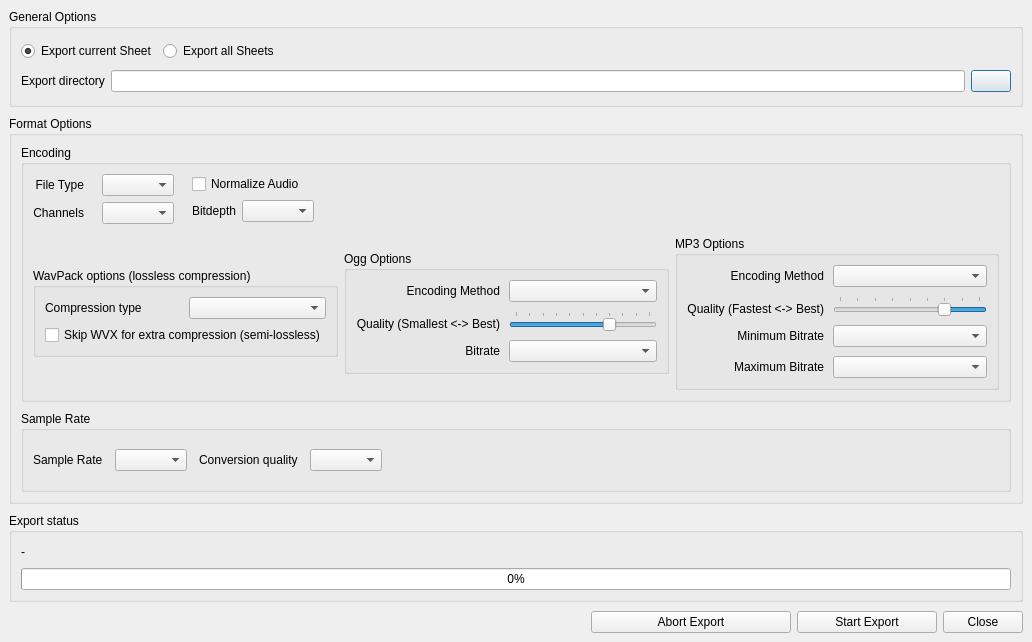
Above: src/traverso/ui/ExportDialog.ui from ErwanLegrand/Traverso-DAW before the change. Below: the same form after it.
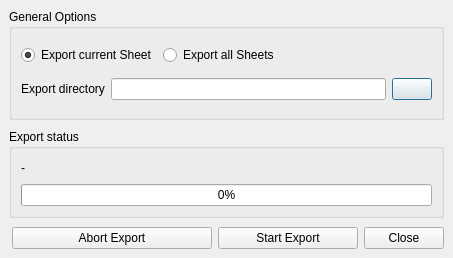
That is the form after the change.

Commit message: * extract format options from export dialog into it's own widget to be able to re-use for importing files when creating new project

Patch:
```diff
--- a/src/traverso/ui/ExportDialog.ui
+++ b/src/traverso/ui/ExportDialog.ui
@@ -5,14 +5,12 @@
    <rect>
     <x>0</x>
     <y>0</y>
-    <width>1032</width>
-    <height>642</height>
+    <width>453</width>
+    <height>258</height>
    </rect>
   </property>
   <property name="sizePolicy" >
-   <sizepolicy>
-    <hsizetype>4</hsizetype>
-    <vsizetype>4</vsizetype>
+   <sizepolicy vsizetype="Maximum" hsizetype="Maximum" >
     <horstretch>0</horstretch>
     <verstretch>1</verstretch>
    </sizepolicy>
@@ -30,9 +28,7 @@
    <item>
     <widget class="QGroupBox" name="generalOptionsGroupBox" >
      <property name="sizePolicy" >
-      <sizepolicy>
-       <hsizetype>5</hsizetype>
-       <vsizetype>4</vsizetype>
+      <sizepolicy vsizetype="Maximum" hsizetype="Preferred" >
        <horstretch>0</horstretch>
        <verstretch>0</verstretch>
       </sizepolicy>
@@ -114,9 +110,7 @@
         <item>
          <widget class="QLineEdit" name="exportDirName" >
           <property name="sizePolicy" >
-           <sizepolicy>
-            <hsizetype>7</hsizetype>
-            <vsizetype>0</vsizetype>
+           <sizepolicy vsizetype="Fixed" hsizetype="Expanding" >
             <horstretch>5</horstretch>
             <verstretch>0</verstretch>
            </sizepolicy>
@@ -135,669 +129,10 @@
      </layout>
     </widget>
    </item>
-   <item>
-    <widget class="QGroupBox" name="exportSpecificationsGroupBox" >
-     <property name="sizePolicy" >
-      <sizepolicy>
-       <hsizetype>5</hsizetype>
-       <vsizetype>4</vsizetype>
-       <horstretch>0</horstretch>
-       <verstretch>0</verstretch>
-      </sizepolicy>
-     </property>
-     <property name="title" >
-      <string>Format Options</string>
-     </property>
-     <layout class="QVBoxLayout" >
-      <property name="margin" >
-       <number>9</number>
-      </property>
-      <property name="spacing" >
-       <number>9</number>
-      </property>
-      <item>
-       <widget class="QGroupBox" name="groupBox_2" >
-        <property name="title" >
-         <string>Encoding</string>
-        </property>
-        <layout class="QVBoxLayout" >
-         <property name="margin" >
-          <number>9</number>
-         </property>
-         <property name="spacing" >
-          <number>12</number>
-         </property>
-         <item>
-          <layout class="QHBoxLayout" >
-           <property name="margin" >
-            <number>0</number>
-           </property>
-           <property name="spacing" >
-            <number>18</number>
-           </property>
-           <item>
-            <layout class="QVBoxLayout" >
-             <property name="margin" >
-              <number>0</number>
-             </property>
-             <property name="spacing" >
-              <number>6</number>
-             </property>
-             <item>
-              <widget class="QLabel" name="label_2" >
-               <property name="text" >
-                <string>File Type</string>
-               </property>
-               <property name="alignment" >
-                <set>Qt::AlignRight|Qt::AlignTrailing|Qt::AlignVCenter</set>
-               </property>
-              </widget>
-             </item>
-             <item>
-              <widget class="QLabel" name="label_4" >
-               <property name="text" >
-                <string>Channels</string>
-               </property>
-               <property name="alignment" >
-                <set>Qt::AlignRight|Qt::AlignTrailing|Qt::AlignVCenter</set>
-               </property>
-              </widget>
-             </item>
-            </layout>
-           </item>
-           <item>
-            <layout class="QVBoxLayout" >
-             <property name="margin" >
-              <number>0</number>
-             </property>
-             <property name="spacing" >
-              <number>6</number>
-             </property>
-             <item>
-              <widget class="QComboBox" name="audioTypeComboBox" >
-               <property name="sizePolicy" >
-                <sizepolicy>
-                 <hsizetype>5</hsizetype>
-                 <vsizetype>0</vsizetype>
-                 <horstretch>4</horstretch>
-                 <verstretch>0</verstretch>
-                </sizepolicy>
-               </property>
-              </widget>
-             </item>
-             <item>
-              <widget class="QComboBox" name="channelComboBox" />
-             </item>
-            </layout>
-           </item>
-           <item>
-            <layout class="QVBoxLayout" >
-             <property name="margin" >
-              <number>0</number>
-             </property>
-             <property name="spacing" >
-              <number>6</number>
-             </property>
-             <item>
-              <widget class="QCheckBox" name="normalizeCheckBox" >
-               <property name="sizePolicy" >
-                <sizepolicy>
-                 <hsizetype>5</hsizetype>
-                 <vsizetype>0</vsizetype>
-                 <horstretch>0</horstretch>
-                 <verstretch>0</verstretch>
-                </sizepolicy>
-               </property>
-               <property name="text" >
-                <string>Normalize Audio</string>
-               </property>
-              </widget>
-             </item>
-             <item>
-              <layout class="QHBoxLayout" >
-               <property name="margin" >
-                <number>0</number>
-               </property>
-               <property name="spacing" >
-                <number>6</number>
-               </property>
-               <item>
-                <widget class="QLabel" name="label_3" >
-                 <property name="sizePolicy" >
-                  <sizepolicy>
-                   <hsizetype>5</hsizetype>
-                   <vsizetype>5</vsizetype>
-                   <horstretch>0</horstretch>
-                   <verstretch>0</verstretch>
-                  </sizepolicy>
-                 </property>
-                 <property name="text" >
-                  <string>Bitdepth</string>
-                 </property>
-                 <property name="alignment" >
-                  <set>Qt::AlignLeading|Qt::AlignLeft|Qt::AlignVCenter</set>
-                 </property>
-                </widget>
-               </item>
-               <item>
-                <widget class="QComboBox" name="bitdepthComboBox" />
-               </item>
-              </layout>
-             </item>
-            </layout>
-           </item>
-           <item>
-            <spacer>
-             <property name="orientation" >
-              <enum>Qt::Horizontal</enum>
-             </property>
-             <property name="sizeHint" >
-              <size>
-               <width>0</width>
-               <height>20</height>
-              </size>
-             </property>
-            </spacer>
-           </item>
-          </layout>
-         </item>
-         <item>
-          <layout class="QHBoxLayout" >
-           <property name="margin" >
-            <number>0</number>
-           </property>
-           <property name="spacing" >
-            <number>6</number>
-           </property>
-           <item>
-            <widget class="QGroupBox" name="wacpackGroupBox" >
-             <property name="sizePolicy" >
-              <sizepolicy>
-               <hsizetype>5</hsizetype>
-               <vsizetype>4</vsizetype>
-               <horstretch>0</horstretch>
-               <verstretch>0</verstretch>
-              </sizepolicy>
-             </property>
-             <property name="title" >
-              <string>WavPack options (lossless compression)</string>
-             </property>
-             <layout class="QVBoxLayout" >
-              <property name="margin" >
-               <number>9</number>
-              </property>
-              <property name="spacing" >
-               <number>6</number>
-              </property>
-              <item>
-               <layout class="QHBoxLayout" >
-                <property name="margin" >
-                 <number>0</number>
-                </property>
-                <property name="spacing" >
-                 <number>6</number>
-                </property>
-                <item>
-                 <widget class="QLabel" name="label_17" >
-                  <property name="text" >
-                   <string>Compression type</string>
-                  </property>
-                 </widget>
-                </item>
-                <item>
-                 <widget class="QComboBox" name="wavpackCompressionComboBox" />
-                </item>
-               </layout>
-              </item>
-              <item>
-               <widget class="QCheckBox" name="skipWVXCheckBox" >
-                <property name="toolTip" >
-                 <string>&lt;html>&lt;head>&lt;meta name="qrichtext" content="1" />&lt;style type="text/css">
-p, li { white-space: pre-wrap; }
-&lt;/style>&lt;/head>&lt;body style=" font-family:'Sans Serif'; font-size:9pt; font-weight:400; font-style:normal; text-decoration:none;">
-&lt;p style=" margin-top:0px; margin-bottom:0px; margin-left:0px; margin-right:0px; -qt-block-indent:0; text-indent:0px;">This option reduces the storage of some floating-point data files by up to about 10% by eliminating some information that has virtually no effect on the audio data. &lt;/p>
-&lt;p style="-qt-paragraph-type:empty; margin-top:0px; margin-bottom:0px; margin-left:0px; margin-right:0px; -qt-block-indent:0; text-indent:0px;">&lt;/p>
-&lt;p style=" margin-top:0px; margin-bottom:0px; margin-left:0px; margin-right:0px; -qt-block-indent:0; text-indent:0px;">While this does technically make the compression lossy, it retains all the advantages of floating point data (&amp;gt;600 dB of dynamic range, no clipping, and 25 bits of resolution). &lt;/p>
-&lt;p style="-qt-paragraph-type:empty; margin-top:0px; margin-bottom:0px; margin-left:0px; margin-right:0px; -qt-block-indent:0; text-indent:0px;">&lt;/p>
-&lt;p style=" margin-top:0px; margin-bottom:0px; margin-left:0px; margin-right:0px; -qt-block-indent:0; text-indent:0px;">This also affects large integer compression by limiting the resolution to 24 bits.&lt;/p>&lt;/body>&lt;/html></string>
-                </property>
-                <property name="text" >
-                 <string>Skip WVX for extra compression (semi-lossless)</string>
-                </property>
-               </widget>
-              </item>
-             </layout>
-            </widget>
-           </item>
-           <item>
-            <widget class="QGroupBox" name="oggOptionsGroupBox" >
-             <property name="sizePolicy" >
-              <sizepolicy>
-               <hsizetype>5</hsizetype>
-               <vsizetype>4</vsizetype>
-               <horstretch>0</horstretch>
-               <verstretch>0</verstretch>
-              </sizepolicy>
-             </property>
-             <property name="title" >
-              <string>Ogg Options</string>
-             </property>
-             <layout class="QGridLayout" >
-              <property name="margin" >
-               <number>9</number>
-              </property>
-              <property name="spacing" >
-               <number>9</number>
-              </property>
-              <item row="2" column="0" >
-               <widget class="QLabel" name="oggBitrateLabel" >
-                <property name="sizePolicy" >
-                 <sizepolicy>
-                  <hsizetype>5</hsizetype>
-                  <vsizetype>5</vsizetype>
-                  <horstretch>4</horstretch>
-                  <verstretch>0</verstretch>
-                 </sizepolicy>
-                </property>
-                <property name="text" >
-                 <string>Bitrate</string>
-                </property>
-                <property name="alignment" >
-                 <set>Qt::AlignRight|Qt::AlignTrailing|Qt::AlignVCenter</set>
-                </property>
-               </widget>
-              </item>
-              <item row="2" column="1" >
-               <widget class="QComboBox" name="oggBitrateComboBox" >
-                <property name="sizePolicy" >
-                 <sizepolicy>
-                  <hsizetype>7</hsizetype>
-                  <vsizetype>0</vsizetype>
-                  <horstretch>5</horstretch>
-                  <verstretch>0</verstretch>
-                 </sizepolicy>
-                </property>
-               </widget>
-              </item>
-              <item row="1" column="1" >
-               <widget class="QSlider" name="oggQualitySlider" >
-                <property name="layoutDirection" >
-                 <enum>Qt::LeftToRight</enum>
-                </property>
-                <property name="autoFillBackground" >
-                 <bool>false</bool>
-                </property>
-                <property name="minimum" >
-                 <number>0</number>
-                </property>
-                <property name="maximum" >
-                 <number>10</number>
-                </property>
-                <property name="pageStep" >
-                 <number>1</number>
-                </property>
-                <property name="value" >
-                 <number>7</number>
-                </property>
-                <property name="tracking" >
-                 <bool>true</bool>
-                </property>
-                <property name="orientation" >
-                 <enum>Qt::Horizontal</enum>
-                </property>
-                <property name="invertedAppearance" >
-                 <bool>false</bool>
-                </property>
-                <property name="invertedControls" >
-                 <bool>false</bool>
-                </property>
-                <property name="tickPosition" >
-                 <enum>QSlider::TicksAbove</enum>
-                </property>
-                <property name="tickInterval" >
-                 <number>1</number>
-                </property>
-               </widget>
-              </item>
-              <item row="0" column="1" >
-               <widget class="QComboBox" name="oggMethodComboBox" >
-                <property name="sizePolicy" >
-                 <sizepolicy>
-                  <hsizetype>7</hsizetype>
-                  <vsizetype>0</vsizetype>
-                  <horstretch>5</horstretch>
-                  <verstretch>0</verstretch>
-                 </sizepolicy>
-                </property>
-               </widget>
-              </item>
-              <item row="1" column="0" >
-               <widget class="QLabel" name="oggQualityLabel" >
-                <property name="sizePolicy" >
-                 <sizepolicy>
-                  <hsizetype>5</hsizetype>
-                  <vsizetype>5</vsizetype>
-                  <horstretch>4</horstretch>
-                  <verstretch>0</verstretch>
-                 </sizepolicy>
-                </property>
-                <property name="text" >
-                 <string>Quality (Smallest &lt;-> Best)</string>
-                </property>
-                <property name="alignment" >
-                 <set>Qt::AlignBottom|Qt::AlignRight|Qt::AlignTrailing</set>
-                </property>
-               </widget>
-              </item>
-              <item row="0" column="0" >
-               <widget class="QLabel" name="label_18" >
-                <property name="sizePolicy" >
-                 <sizepolicy>
-                  <hsizetype>5</hsizetype>
-                  <vsizetype>5</vsizetype>
-                  <horstretch>4</horstretch>
-                  <verstretch>0</verstretch>
-                 </sizepolicy>
-                </property>
-                <property name="text" >
-                 <string>Encoding Method</string>
-                </property>
-                <property name="alignment" >
-                 <set>Qt::AlignRight|Qt::AlignTrailing|Qt::AlignVCenter</set>
-                </property>
-               </widget>
-              </item>
-             </layout>
-            </widget>
-           </item>
-           <item>
-            <widget class="QGroupBox" name="mp3OptionsGroupBox" >
-             <property name="sizePolicy" >
-              <sizepolicy>
-               <hsizetype>5</hsizetype>
-               <vsizetype>4</vsizetype>
-               <horstretch>0</horstretch>
-               <verstretch>0</verstretch>
-              </sizepolicy>
-             </property>
-             <property name="title" >
-              <string>MP3 Options</string>
-             </property>
-             <layout class="QGridLayout" >
-              <property name="margin" >
-               <number>9</number>
-              </property>
-              <property name="spacing" >
-               <number>9</number>
-              </property>
-              <item row="0" column="0" >
-               <widget class="QLabel" name="label_15" >
-                <property name="sizePolicy" >
-                 <sizepolicy>
-                  <hsizetype>5</hsizetype>
-                  <vsizetype>5</vsizetype>
-                  <horstretch>4</horstretch>
-                  <verstretch>0</verstretch>
-                 </sizepolicy>
-                </property>
-                <property name="text" >
-                 <string>Encoding Method</string>
-                </property>
-                <property name="alignment" >
-                 <set>Qt::AlignRight|Qt::AlignTrailing|Qt::AlignVCenter</set>
-                </property>
-               </widget>
-              </item>
-              <item row="3" column="0" >
-               <widget class="QLabel" name="mp3MaxBitrateLabel" >
-                <property name="sizePolicy" >
-                 <sizepolicy>
-                  <hsizetype>5</hsizetype>
-                  <vsizetype>5</vsizetype>
-                  <horstretch>4</horstretch>
-                  <verstretch>0</verstretch>
-                 </sizepolicy>
-                </property>
-                <property name="text" >
-                 <string>Maximum Bitrate</string>
-                </property>
-                <property name="alignment" >
-                 <set>Qt::AlignRight|Qt::AlignTrailing|Qt::AlignVCenter</set>
-                </property>
-               </widget>
-              </item>
-              <item row="2" column="0" >
-               <widget class="QLabel" name="mp3MinBitrateLabel" >
-                <property name="sizePolicy" >
-                 <sizepolicy>
-                  <hsizetype>5</hsizetype>
-                  <vsizetype>5</vsizetype>
-                  <horstretch>4</horstretch>
-                  <verstretch>0</verstretch>
-                 </sizepolicy>
-                </property>
-                <property name="text" >
-                 <string>Minimum Bitrate</string>
-                </property>
-                <property name="alignment" >
-                 <set>Qt::AlignRight|Qt::AlignTrailing|Qt::AlignVCenter</set>
-                </property>
-               </widget>
-              </item>
-              <item row="1" column="0" >
-               <widget class="QLabel" name="label_16" >
-                <property name="sizePolicy" >
-                 <sizepolicy>
-                  <hsizetype>5</hsizetype>
-                  <vsizetype>5</vsizetype>
-                  <horstretch>4</horstretch>
-                  <verstretch>0</verstretch>
-                 </sizepolicy>
-                </property>
-                <property name="text" >
-                 <string>Quality (Fastest &lt;-> Best)</string>
-                </property>
-                <property name="alignment" >
-                 <set>Qt::AlignBottom|Qt::AlignRight|Qt::AlignTrailing</set>
-                </property>
-               </widget>
-              </item>
-              <item row="3" column="1" >
-               <widget class="QComboBox" name="mp3MaxBitrateComboBox" >
-                <property name="sizePolicy" >
-                 <sizepolicy>
-                  <hsizetype>7</hsizetype>
-                  <vsizetype>0</vsizetype>
-                  <horstretch>5</horstretch>
-                  <verstretch>0</verstretch>
-                 </sizepolicy>
-                </property>
-               </widget>
-              </item>
-              <item row="2" column="1" >
-               <widget class="QComboBox" name="mp3MinBitrateComboBox" >
-                <property name="sizePolicy" >
-                 <sizepolicy>
-                  <hsizetype>7</hsizetype>
-                  <vsizetype>0</vsizetype>
-                  <horstretch>5</horstretch>
-                  <verstretch>0</verstretch>
-                 </sizepolicy>
-                </property>
-               </widget>
-              </item>
-              <item row="0" column="1" >
-               <widget class="QComboBox" name="mp3MethodComboBox" >
-                <property name="sizePolicy" >
-                 <sizepolicy>
-                  <hsizetype>7</hsizetype>
-                  <vsizetype>0</vsizetype>
-                  <horstretch>5</horstretch>
-                  <verstretch>0</verstretch>
-                 </sizepolicy>
-                </property>
-               </widget>
-              </item>
-              <item row="1" column="1" >
-               <widget class="QSlider" name="mp3QualitySlider" >
-                <property name="layoutDirection" >
-                 <enum>Qt::LeftToRight</enum>
-                </property>
-                <property name="autoFillBackground" >
-                 <bool>false</bool>
-                </property>
-                <property name="minimum" >
-                 <number>1</number>
-                </property>
-                <property name="maximum" >
-                 <number>9</number>
-                </property>
-                <property name="pageStep" >
-                 <number>1</number>
-                </property>
-                <property name="value" >
-                 <number>3</number>
-                </property>
-                <property name="tracking" >
-                 <bool>true</bool>
-                </property>
-                <property name="orientation" >
-                 <enum>Qt::Horizontal</enum>
-                </property>
-                <property name="invertedAppearance" >
-                 <bool>true</bool>
-                </property>
-                <property name="invertedControls" >
-                 <bool>false</bool>
-                </property>
-                <property name="tickPosition" >
-                 <enum>QSlider::TicksAbove</enum>
-                </property>
-                <property name="tickInterval" >
-                 <number>1</number>
-                </property>
-               </widget>
-              </item>
-             </layout>
-            </widget>
-           </item>
-          </layout>
-         </item>
-        </layout>
-       </widget>
-      </item>
-      <item>
-       <widget class="QGroupBox" name="groupBox" >
-        <property name="sizePolicy" >
-         <sizepolicy>
-          <hsizetype>5</hsizetype>
-          <vsizetype>5</vsizetype>
-          <horstretch>0</horstretch>
-          <verstretch>0</verstretch>
-         </sizepolicy>
-        </property>
-        <property name="title" >
-         <string>Sample Rate</string>
-        </property>
-        <layout class="QHBoxLayout" >
-         <property name="margin" >
-          <number>9</number>
-         </property>
-         <property name="spacing" >
-          <number>12</number>
-         </property>
-         <item>
-          <layout class="QHBoxLayout" >
-           <property name="margin" >
-            <number>0</number>
-           </property>
-           <property name="spacing" >
-            <number>12</number>
-           </property>
-           <item>
-            <widget class="QLabel" name="label_7" >
-             <property name="sizePolicy" >
-              <sizepolicy>
-               <hsizetype>4</hsizetype>
-               <vsizetype>5</vsizetype>
-               <horstretch>0</horstretch>
-               <verstretch>0</verstretch>
-              </sizepolicy>
-             </property>
-             <property name="text" >
-              <string>Sample Rate</string>
-             </property>
-            </widget>
-           </item>
-           <item>
-            <widget class="QComboBox" name="sampleRateComboBox" >
-             <property name="sizePolicy" >
-              <sizepolicy>
-               <hsizetype>5</hsizetype>
-               <vsizetype>0</vsizetype>
-               <horstretch>0</horstretch>
-               <verstretch>0</verstretch>
-              </sizepolicy>
-             </property>
-             <property name="sizeAdjustPolicy" >
-              <enum>QComboBox::AdjustToContents</enum>
-             </property>
-            </widget>
-           </item>
-           <item>
-            <widget class="QLabel" name="label_8" >
-             <property name="sizePolicy" >
-              <sizepolicy>
-               <hsizetype>4</hsizetype>
-               <vsizetype>5</vsizetype>
-               <horstretch>0</horstretch>
-               <verstretch>0</verstretch>
-              </sizepolicy>
-             </property>
-             <property name="text" >
-              <string>Conversion quality</string>
-             </property>
-            </widget>
-           </item>
-           <item>
-            <widget class="QComboBox" name="resampleQualityComboBox" >
-             <property name="sizePolicy" >
-              <sizepolicy>
-               <hsizetype>5</hsizetype>
-               <vsizetype>0</vsizetype>
-               <horstretch>0</horstretch>
-               <verstretch>0</verstretch>
-              </sizepolicy>
-             </property>
-            </widget>
-           </item>
-           <item>
-            <spacer>
-             <property name="orientation" >
-              <enum>Qt::Horizontal</enum>
-             </property>
-             <property name="sizeHint" >
-              <size>
-               <width>0</width>
-               <height>40</height>
-              </size>
-             </property>
-            </spacer>
-           </item>
-          </layout>
-         </item>
-        </layout>
-       </widget>
-      </item>
-     </layout>
-    </widget>
-   </item>
    <item>
     <widget class="QGroupBox" name="ExportStateGroupBox" >
      <property name="sizePolicy" >
-      <sizepolicy>
-       <hsizetype>5</hsizetype>
-       <vsizetype>4</vsizetype>
+      <sizepolicy vsizetype="Maximum" hsizetype="Preferred" >
        <horstretch>0</horstretch>
        <verstretch>0</verstretch>
       </sizepolicy>
@@ -806,20 +141,26 @@
       <string>Export status</string>
      </property>
      <layout class="QVBoxLayout" >
-      <property name="margin" >
-       <number>9</number>
-      </property>
       <property name="spacing" >
        <number>6</number>
       </property>
       <item>
        <layout class="QHBoxLayout" >
-        <property name="margin" >
-         <number>0</number>
-        </property>
         <property name="spacing" >
          <number>6</number>
         </property>
+        <property name="leftMargin" >
+         <number>0</number>
+        </property>
+        <property name="topMargin" >
+         <number>0</number>
+        </property>
+        <property name="rightMargin" >
+         <number>0</number>
+        </property>
+        <property name="bottomMargin" >
+         <number>0</number>
+        </property>
         <item>
          <widget class="QLabel" name="currentProcessingSheetName" >
           <property name="text" >
@@ -857,9 +198,6 @@
    </item>
    <item>
     <layout class="QHBoxLayout" >
-     <property name="margin" >
-      <number>0</number>
-     </property>
      <property name="spacing" >
       <number>6</number>
      </property>
```
Left out of the diff: 84 changed lines with no effect on the pictures. The commit also changes 6 other files.
